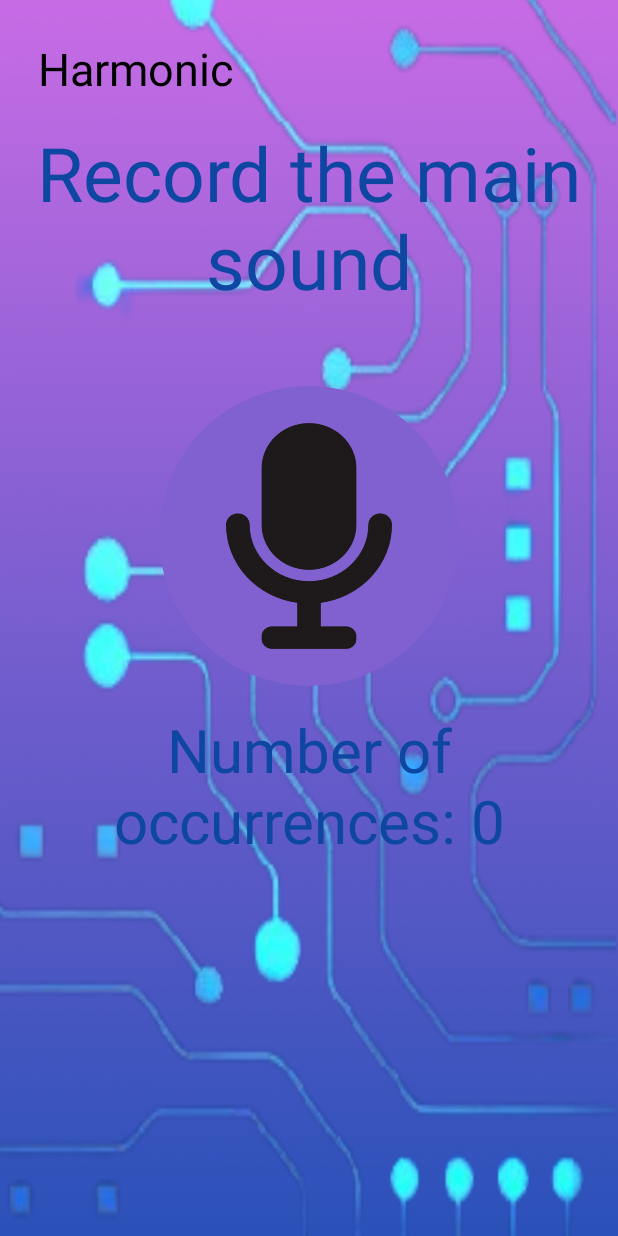
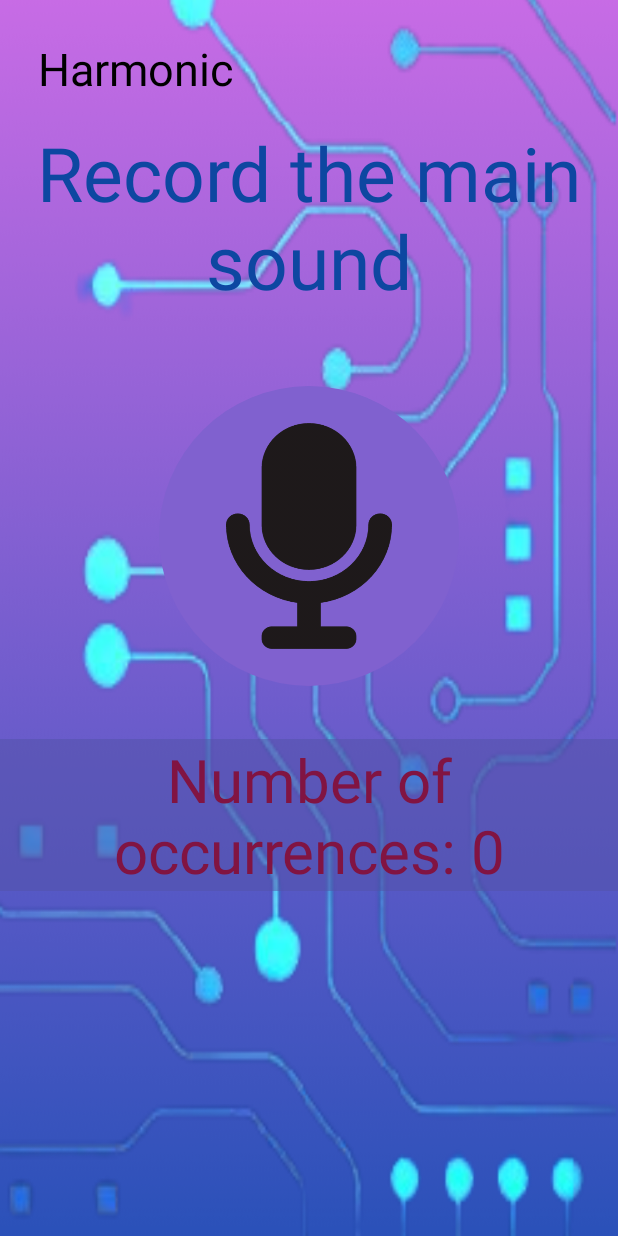
Before and after one commit to TheBunder/HarmonicClient, an Android app: the LongRecord screen opened directly, with no data from a screen before it, on a phone screen of 412 x 824 dp. Run offline under Robolectric (Android 15) with nearby library versions, the phone set to English and light mode, and no system bars.

Commit message:
small patches

```diff
--- a/app/src/main/java/com/example/harmonic/CreateAccount.java
+++ b/app/src/main/java/com/example/harmonic/CreateAccount.java
@@ -77,7 +77,7 @@ public class CreateAccount extends AppCompatActivity {
                                     Toast.makeText(this, "Registration failed", Toast.LENGTH_SHORT).show();
                                 }
                             } else {
-                                Toast.makeText(this, "User already exists! Please sign in", Toast.LENGTH_SHORT).show();
+                                Toast.makeText(this, "Username is already taken", Toast.LENGTH_SHORT).show();
                             }
                         } else {
                             Toast.makeText(this, "Password must be at least " + MINIMUM_PASSWORD_LENGTH + " characters long", Toast.LENGTH_SHORT).show();
--- a/app/src/main/java/com/example/harmonic/SocketHandler.java
+++ b/app/src/main/java/com/example/harmonic/SocketHandler.java
@@ -22,6 +22,5 @@ public class SocketHandler {
 
     public static synchronized void setHreceiver(Handler Hreceiver) {
         SocketHandler.Hreceiver = Hreceiver;
-
     }
 }
--- a/app/src/main/res/layout/activity_long_record.xml
+++ b/app/src/main/res/layout/activity_long_record.xml
@@ -52,14 +52,15 @@
         android:layout_height="wrap_content"
         android:gravity="center"
         android:text="Number of occurrences: 0"
-        android:textColor="@color/HeaderColor"
+        android:textColor="@color/TextColor"
+        android:background="#805253A7"
         android:textSize="40sp"
         app:layout_constraintBottom_toBottomOf="parent"
         app:layout_constraintStart_toStartOf="parent"
         app:layout_constraintTop_toTopOf="parent"
         app:layout_constraintVertical_bias="0.109"
         android:layout_below="@+id/buttonRecord"
-        android:layout_marginTop="15dp"/>
+        android:layout_marginTop="35dp" />
 
 
 
--- a/app/src/main/res/values/colors.xml
+++ b/app/src/main/res/values/colors.xml
@@ -3,6 +3,7 @@
     <color name="black">#FF000000</color>
     <color name="white">#FFFFFFFF</color>
     <color name="HeaderColor">#0D47A1</color>
+    <color name="TextColor">#811442</color>
     <color name="my_button_color">#8061CF</color>
     <color name="pressed_record_button_color">#ED151C</color>
     <color name="pressed_play_button_color">#4D27D1</color>
```
Also changed, not shown: app/src/main/java/com/example/harmonic/MainActivity.java (+2 -6 lines), app/src/main/java/com/example/harmonic/ShortRecord.java (+7 -9 lines).
